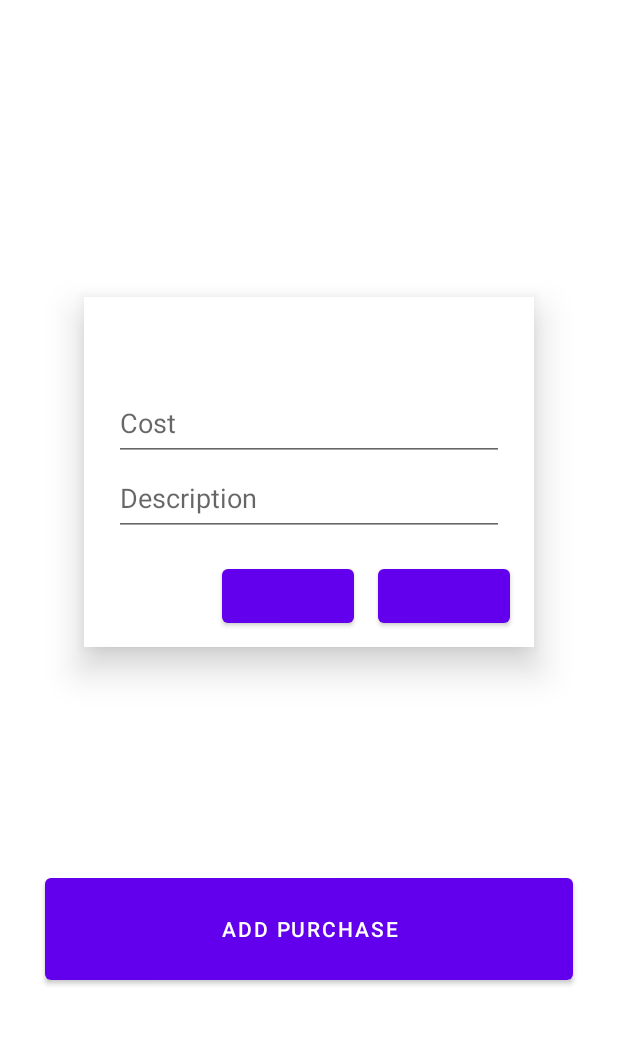
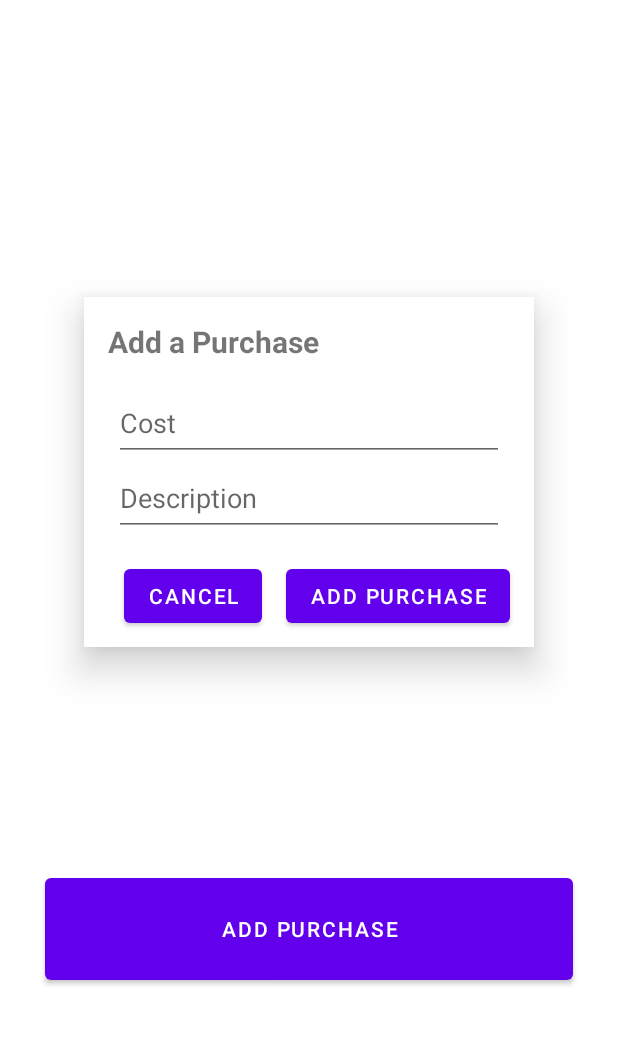
Before and after one commit to SpudLaw/allowanceTracker, an Android app: the screen it shows after launch (MainActivity), after a tap on "ADD PURCHASE", on a phone screen of 412 x 824 dp, the part 188-1233 px from its top. Run offline under Robolectric (Android 15) with nearby library versions, the phone set to English and light mode, and no system bars.

Commit message:
add labels

```diff
--- a/app/src/main/res/layout/dialog_purchase.xml
+++ b/app/src/main/res/layout/dialog_purchase.xml
@@ -1,7 +1,6 @@
 <?xml version="1.0" encoding="utf-8"?>
 <androidx.constraintlayout.widget.ConstraintLayout xmlns:android="http://schemas.android.com/apk/res/android"
     xmlns:app="http://schemas.android.com/apk/res-auto"
-    xmlns:tools="http://schemas.android.com/tools"
     android:layout_width="350dp"
     android:layout_height="wrap_content"
     android:background="@android:color/white"
@@ -13,13 +12,13 @@
         android:layout_height="wrap_content"
         android:layout_marginHorizontal="16dp"
         android:layout_marginTop="16dp"
+        android:text="@string/add_a_purchase_dialog_title"
         android:textSize="20sp"
         android:textStyle="bold"
         app:layout_constraintBottom_toTopOf="@+id/cost_edit_text"
         app:layout_constraintEnd_toEndOf="parent"
         app:layout_constraintStart_toStartOf="parent"
-        app:layout_constraintTop_toTopOf="parent"
-        tools:text="Add a Purchase" />
+        app:layout_constraintTop_toTopOf="parent" />
 
     <com.google.android.material.textfield.TextInputEditText
         android:id="@+id/cost_edit_text"
@@ -27,8 +26,8 @@
         android:layout_height="50dp"
         android:layout_marginHorizontal="20dp"
         android:layout_marginTop="16dp"
+        android:hint="@string/cost_hint_label"
         android:inputType="numberDecimal"
-        android:hint="@string/cost_hint_label"
         app:layout_constraintTop_toBottomOf="@id/dialog_title" />
 
     <com.google.android.material.textfield.TextInputEditText
@@ -48,10 +47,10 @@
         android:layout_marginTop="16dp"
         android:layout_marginEnd="16dp"
         android:layout_marginBottom="10dp"
+        android:text="@string/add_purchase_button_label"
         app:layout_constraintBottom_toBottomOf="parent"
         app:layout_constraintEnd_toEndOf="parent"
-        app:layout_constraintTop_toBottomOf="@+id/description_edit_text"
-        tools:text="Add Purchase" />
+        app:layout_constraintTop_toBottomOf="@+id/description_edit_text" />
 
     <Button
         android:id="@+id/dialog_negative_button"
@@ -59,10 +58,10 @@
         android:layout_height="wrap_content"
         android:layout_marginEnd="16dp"
         android:layout_marginBottom="10dp"
+        android:text="@string/cancel_button_label"
         app:layout_constraintBottom_toBottomOf="parent"
         app:layout_constraintEnd_toStartOf="@+id/dialog_positive_button"
         app:layout_constraintHorizontal_bias="1.0"
-        app:layout_constraintStart_toStartOf="parent"
-        tools:text="Cancel" />
+        app:layout_constraintStart_toStartOf="parent" />
 
 </androidx.constraintlayout.widget.ConstraintLayout>
--- a/app/src/main/res/values/strings.xml
+++ b/app/src/main/res/values/strings.xml
@@ -4,4 +4,6 @@
     <string name="cost_hint_label">Cost</string>
     <string name="description_hint_label">Description</string>
     <string name="add_purchase_button_label">Add Purchase</string>
+    <string name="add_a_purchase_dialog_title">Add a Purchase</string>
+    <string name="cancel_button_label">Cancel</string>
 </resources>
```
